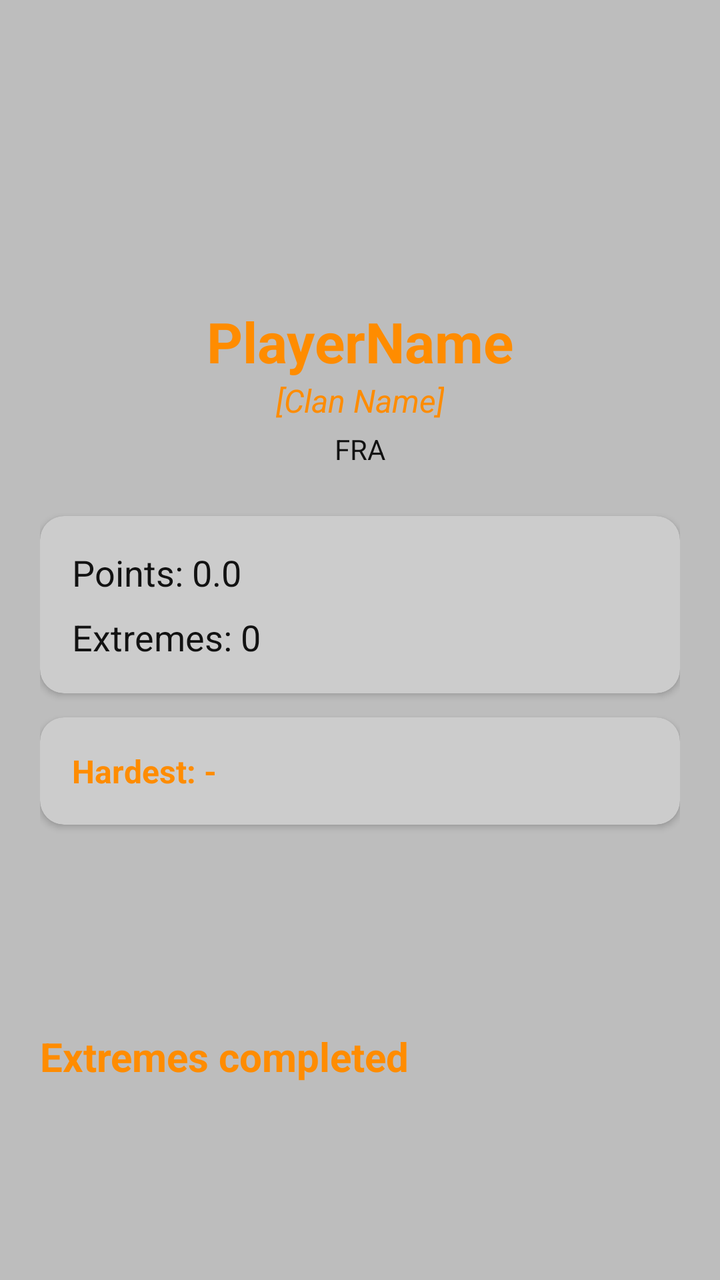
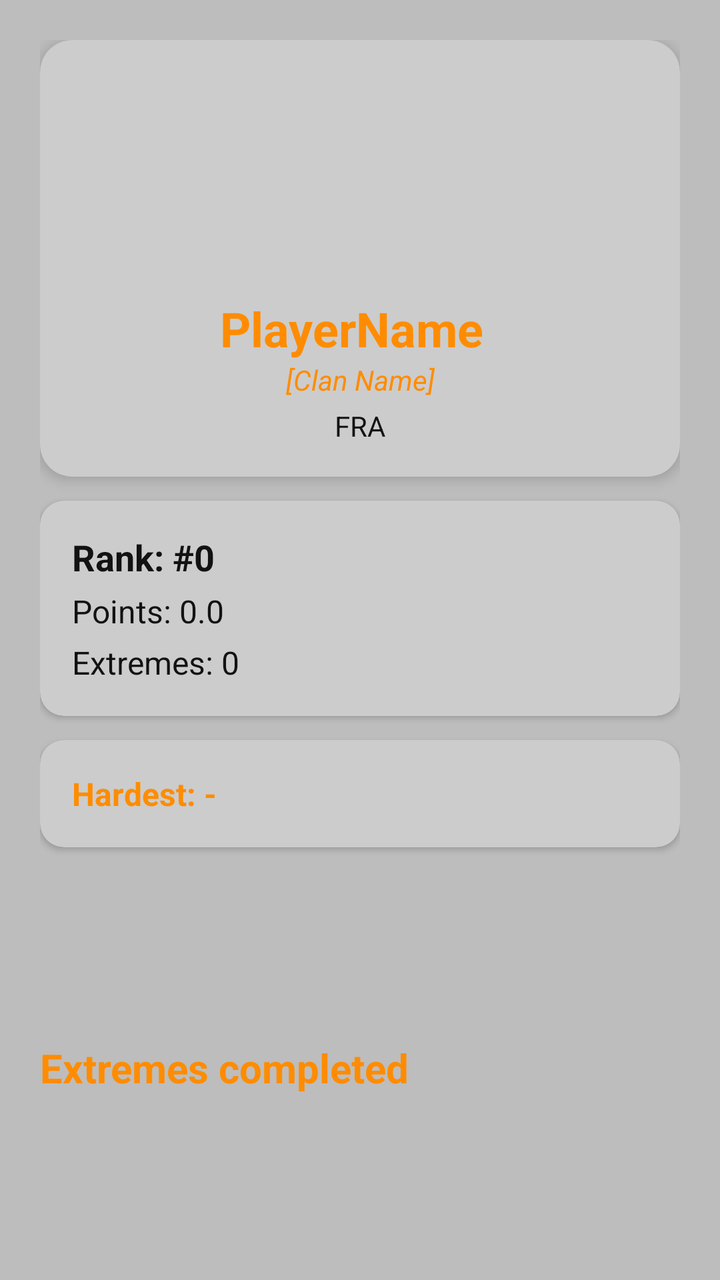

An Android layout rendered at two revisions. The XML below is the earlier revision; the diff shows what the commit changed to produce the second picture.
<!-- AndroidManifest.xml: application theme Theme.AREDLapp -->
<!-- res/layout/item_player_header.xml -->
<?xml version="1.0" encoding="utf-8"?>
<androidx.constraintlayout.widget.ConstraintLayout xmlns:android="http://schemas.android.com/apk/res/android"
    xmlns:app="http://schemas.android.com/apk/res-auto"
    android:layout_width="match_parent"
    android:layout_height="wrap_content"
    android:padding="20dp">

    <ImageView
        android:id="@+id/detail_player_avatar"
        android:layout_width="120dp"
        android:layout_height="120dp"
        app:layout_constraintEnd_toEndOf="parent"
        app:layout_constraintStart_toStartOf="parent"
        app:layout_constraintTop_toTopOf="parent" />

    <TextView
        android:id="@+id/detail_player_name"
        android:layout_width="wrap_content"
        android:layout_height="wrap_content"
        android:layout_marginTop="12dp"
        android:textColor="?attr/colorPrimary"
        android:textSize="28sp"
        android:textStyle="bold"
        app:layout_constraintEnd_toEndOf="parent"
        app:layout_constraintStart_toStartOf="parent"
        app:layout_constraintTop_toBottomOf="@id/detail_player_avatar"
        android:text="PlayerName" />

    <TextView
        android:id="@+id/detail_player_clan"
        android:layout_width="wrap_content"
        android:layout_height="wrap_content"
        android:textColor="?attr/colorPrimary"
        android:textSize="16sp"
        android:textStyle="italic"
        app:layout_constraintEnd_toEndOf="parent"
        app:layout_constraintStart_toStartOf="parent"
        app:layout_constraintTop_toBottomOf="@id/detail_player_name"
        android:text="[Clan Name]" />

    <TextView
        android:id="@+id/detail_player_country"
        android:layout_width="wrap_content"
        android:layout_height="wrap_content"
        android:layout_marginTop="4dp"
        android:textColor="?attr/android:textColorPrimary"
        android:textSize="14sp"
        app:layout_constraintEnd_toEndOf="parent"
        app:layout_constraintStart_toStartOf="parent"
        app:layout_constraintTop_toBottomOf="@id/detail_player_clan"
        android:text="FRA" />

    <androidx.cardview.widget.CardView
        android:id="@+id/card_stats"
        android:layout_width="match_parent"
        android:layout_height="wrap_content"
        android:layout_marginTop="24dp"
        app:cardBackgroundColor="?attr/colorSurface"
        app:cardCornerRadius="12dp"
        app:layout_constraintTop_toBottomOf="@id/detail_player_country">

        <LinearLayout
            android:layout_width="match_parent"
            android:layout_height="wrap_content"
            android:orientation="vertical"
            android:padding="16dp">

            <TextView
                android:id="@+id/detail_player_points"
                android:layout_width="match_parent"
                android:layout_height="wrap_content"
                android:textColor="?attr/android:textColorPrimary"
                android:textSize="18sp"
                android:text="Points: 0.0" />

            <TextView
                android:id="@+id/detail_player_extreme"
                android:layout_width="match_parent"
                android:layout_height="wrap_content"
                android:layout_marginTop="8dp"
                android:textColor="?attr/android:textColorPrimary"
                android:textSize="18sp"
                android:text="Extremes: 0" />
        </LinearLayout>
    </androidx.cardview.widget.CardView>

    <androidx.cardview.widget.CardView
        android:id="@+id/card_hardest"
        android:layout_width="match_parent"
        android:layout_height="wrap_content"
        android:layout_marginTop="12dp"
        app:cardBackgroundColor="?attr/colorSurface"
        app:cardCornerRadius="12dp"
        app:layout_constraintTop_toBottomOf="@id/card_stats">

        <LinearLayout
            android:layout_width="match_parent"
            android:layout_height="wrap_content"
            android:padding="16dp">
            <TextView
                android:id="@+id/detail_player_hardest"
                android:layout_width="match_parent"
                android:layout_height="wrap_content"
                android:textColor="?attr/colorPrimary"
                android:textStyle="bold"
                android:textSize="16sp"
                android:text="Hardest: -" />
        </LinearLayout>
    </androidx.cardview.widget.CardView>

    <TextView
        android:id="@+id/label_records"
        android:layout_width="wrap_content"
        android:layout_height="wrap_content"
        android:layout_marginTop="24dp"
        android:text="Extremes completed"
        android:textColor="?attr/colorPrimary"
        android:textSize="20sp"
        android:textStyle="bold"
        app:layout_constraintBottom_toBottomOf="parent"
        app:layout_constraintStart_toStartOf="parent"
        app:layout_constraintTop_toBottomOf="@id/card_hardest" />

</androidx.constraintlayout.widget.ConstraintLayout>
<!-- resources referenced by this layout -->
<resources>
  <style name="Theme.AREDLapp" parent="Base.Theme.AREDLapp" />
  <style name="Base.Theme.AREDLapp" parent="Theme.Material3.DayNight.NoActionBar">
          <item name="colorPrimary">@color/aredl_orange</item>
          <item name="android:windowBackground">@color/app_background</item>
          <item name="android:textColorPrimary">@color/app_text_primary</item>
          <item name="android:textColorSecondary">@color/app_text_secondary</item>
          <item name="colorSurface">@color/app_surface</item>
          <item name="colorOnSurface">@color/app_text_primary</item>
          <item name="android:statusBarColor">@color/aredl_black</item>
      </style>
  <color name="aredl_orange">#FF8C00</color>
  <color name="app_background">#BDBDBD</color>
  <color name="app_text_primary">#121212</color>
  <color name="app_text_secondary">#424242</color>
  <color name="app_surface">#CCCCCC</color>
  <color name="aredl_black">#121212</color>
</resources>

<!-- the commit's change to res/layout/item_player_header.xml (unified diff, before → after) -->
@@ -5,59 +5,91 @@
     android:layout_height="wrap_content"
     android:padding="20dp">
 
-    <ImageView
-        android:id="@+id/detail_player_avatar"
-        android:layout_width="120dp"
-        android:layout_height="120dp"
-        app:layout_constraintEnd_toEndOf="parent"
-        app:layout_constraintStart_toStartOf="parent"
-        app:layout_constraintTop_toTopOf="parent" />
+    <androidx.cardview.widget.CardView
+        android:id="@+id/card_player_main"
+        android:layout_width="match_parent"
+        android:layout_height="wrap_content"
+        app:cardBackgroundColor="?attr/colorSurface"
+        app:cardCornerRadius="16dp"
+        app:cardElevation="4dp"
+        app:layout_constraintTop_toTopOf="parent">
 
-    <TextView
-        android:id="@+id/detail_player_name"
-        android:layout_width="wrap_content"
-        android:layout_height="wrap_content"
-        android:layout_marginTop="12dp"
-        android:textColor="?attr/colorPrimary"
-        android:textSize="28sp"
-        android:textStyle="bold"
-        app:layout_constraintEnd_toEndOf="parent"
-        app:layout_constraintStart_toStartOf="parent"
-        app:layout_constraintTop_toBottomOf="@id/detail_player_avatar"
-        android:text="PlayerName" />
+        <androidx.constraintlayout.widget.ConstraintLayout
+            android:layout_width="match_parent"
+            android:layout_height="wrap_content"
+            android:padding="16dp">
 
-    <TextView
-        android:id="@+id/detail_player_clan"
-        android:layout_width="wrap_content"
-        android:layout_height="wrap_content"
-        android:textColor="?attr/colorPrimary"
-        android:textSize="16sp"
-        android:textStyle="italic"
-        app:layout_constraintEnd_toEndOf="parent"
-        app:layout_constraintStart_toStartOf="parent"
-        app:layout_constraintTop_toBottomOf="@id/detail_player_name"
-        android:text="[Clan Name]" />
+            <ImageView
+                android:id="@+id/detail_player_avatar"
+                android:layout_width="100dp"
+                android:layout_height="100dp"
+                app:layout_constraintEnd_toEndOf="parent"
+                app:layout_constraintStart_toStartOf="parent"
+                app:layout_constraintTop_toTopOf="parent" />
 
-    <TextView
-        android:id="@+id/detail_player_country"
-        android:layout_width="wrap_content"
-        android:layout_height="wrap_content"
-        android:layout_marginTop="4dp"
-        android:textColor="?attr/android:textColorPrimary"
-        android:textSize="14sp"
-        app:layout_constraintEnd_toEndOf="parent"
-        app:layout_constraintStart_toStartOf="parent"
-        app:layout_constraintTop_toBottomOf="@id/detail_player_clan"
-        android:text="FRA" />
+            <LinearLayout
+                android:id="@+id/layout_name_roles"
+                android:layout_width="wrap_content"
+                android:layout_height="wrap_content"
+                android:layout_marginTop="12dp"
+                android:gravity="center_vertical"
+                android:orientation="horizontal"
+                app:layout_constraintEnd_toEndOf="parent"
+                app:layout_constraintStart_toStartOf="parent"
+                app:layout_constraintTop_toBottomOf="@id/detail_player_avatar">
+
+                <TextView
+                    android:id="@+id/detail_player_name"
+                    android:layout_width="wrap_content"
+                    android:layout_height="wrap_content"
+                    android:textColor="?attr/colorPrimary"
+                    android:textSize="24sp"
+                    android:textStyle="bold"
+                    android:text="PlayerName" />
+
+                <LinearLayout
+                    android:id="@+id/container_roles"
+                    android:layout_width="wrap_content"
+                    android:layout_height="wrap_content"
+                    android:layout_marginStart="8dp"
+                    android:orientation="horizontal" />
+            </LinearLayout>
+
+            <TextView
+                android:id="@+id/detail_player_clan"
+                android:layout_width="wrap_content"
+                android:layout_height="wrap_content"
+                android:textColor="?attr/colorPrimary"
+                android:textSize="14sp"
+                android:textStyle="italic"
+                app:layout_constraintEnd_toEndOf="parent"
+                app:layout_constraintStart_toStartOf="parent"
+                app:layout_constraintTop_toBottomOf="@id/layout_name_roles"
+                android:text="[Clan Name]" />
+
+            <TextView
+                android:id="@+id/detail_player_country"
+                android:layout_width="wrap_content"
+                android:layout_height="wrap_content"
+                android:layout_marginTop="4dp"
+                android:textColor="?attr/android:textColorPrimary"
+                android:textSize="14sp"
+                app:layout_constraintEnd_toEndOf="parent"
+                app:layout_constraintStart_toStartOf="parent"
+                app:layout_constraintTop_toBottomOf="@id/detail_player_clan"
+                android:text="FRA" />
+
+        </androidx.constraintlayout.widget.ConstraintLayout>
+    </androidx.cardview.widget.CardView>
 
     <androidx.cardview.widget.CardView
         android:id="@+id/card_stats"
         android:layout_width="match_parent"
         android:layout_height="wrap_content"
-        android:layout_marginTop="24dp"
+        android:layout_marginTop="12dp"
         app:cardBackgroundColor="?attr/colorSurface"
         app:cardCornerRadius="12dp"
-        app:layout_constraintTop_toBottomOf="@id/detail_player_country">
+        app:layout_constraintTop_toBottomOf="@id/card_player_main">
 
         <LinearLayout
             android:layout_width="match_parent"
@@ -66,20 +98,30 @@
             android:padding="16dp">
 
             <TextView
-                android:id="@+id/detail_player_points"
+                android:id="@+id/detail_player_rank"
                 android:layout_width="match_parent"
                 android:layout_height="wrap_content"
                 android:textColor="?attr/android:textColorPrimary"
                 android:textSize="18sp"
+                android:textStyle="bold"
+                android:text="Rank: #0" />
+
+            <TextView
+                android:id="@+id/detail_player_points"
+                android:layout_width="match_parent"
+                android:layout_height="wrap_content"
+                android:layout_marginTop="4dp"
+                android:textColor="?attr/android:textColorPrimary"
+                android:textSize="16sp"
                 android:text="Points: 0.0" />
 
             <TextView
                 android:id="@+id/detail_player_extreme"
                 android:layout_width="match_parent"
                 android:layout_height="wrap_content"
-                android:layout_marginTop="8dp"
+                android:layout_marginTop="4dp"
                 android:textColor="?attr/android:textColorPrimary"
-                android:textSize="18sp"
+                android:textSize="16sp"
                 android:text="Extremes: 0" />
         </LinearLayout>
     </androidx.cardview.widget.CardView>
